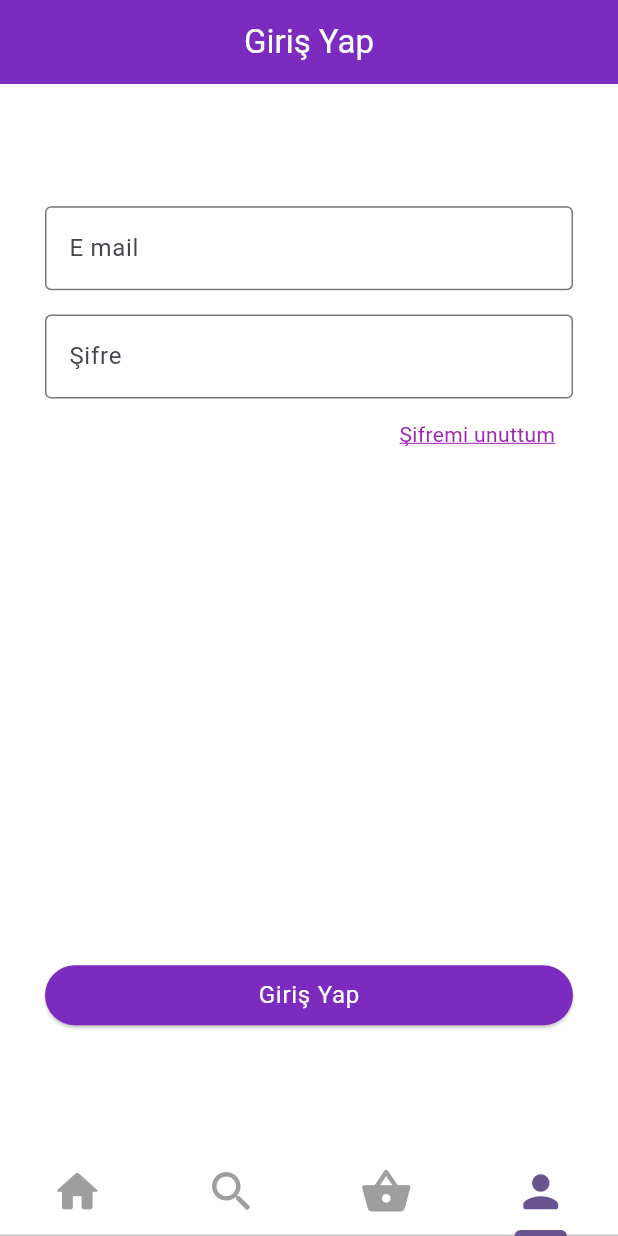
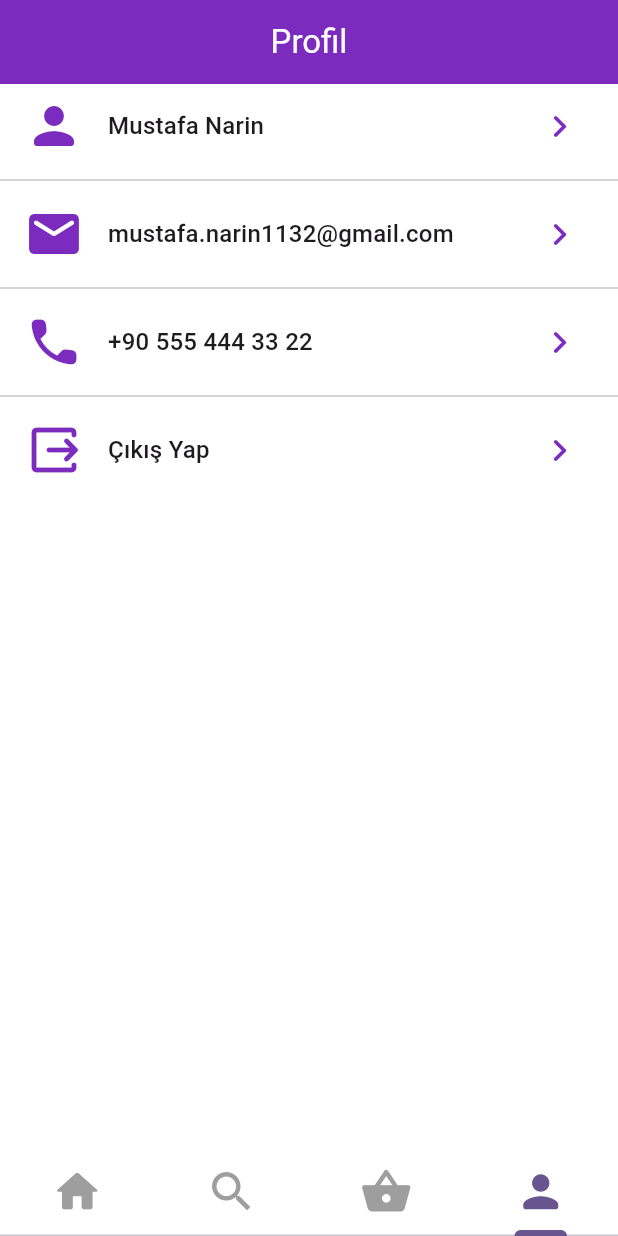
Before and after one commit to lewisVailed/TatlimiGetir, a Flutter app: the screen it shows after launch, item 4 of the bottom bar chosen, on a phone screen of 412 x 824 dp. Run offline on Flutter 3.47's test engine with Material 3 defaults, Android fonts, the phone set to English and light mode, and no system bars; our stand-ins replace another_carousel_pro, google_fonts.

Commit message:
profile page completed

```diff
--- a/Flutter/getir_clone_app/lib/views/category detail_page.dart
+++ b/Flutter/getir_clone_app/lib/views/category detail_page.dart
@@ -26,6 +26,7 @@ class ccategoryDetailStatePage extends State<CategoryDetailPage> {
   @override
   Widget build(BuildContext context) {
     return Scaffold(
+      backgroundColor: Colors.white.withOpacity(0.95),
       appBar: AppBar(
         title: Text(widget.category.name),
         automaticallyImplyLeading: false,
--- a/Flutter/getir_clone_app/lib/views/home_page.dart
+++ b/Flutter/getir_clone_app/lib/views/home_page.dart
@@ -77,6 +77,7 @@ class _HomePageState extends State<HomePage> {
             ),
             Padding(
               padding:    const EdgeInsets.symmetric(horizontal: 10),
+              child: SingleChildScrollView(
                 child: Column(
                   crossAxisAlignment: CrossAxisAlignment.start,
                   children: [
@@ -85,7 +86,7 @@ class _HomePageState extends State<HomePage> {
                       child: Text("Merhaba Mustafa!",style: Theme.of(context).textTheme.titleLarge?.copyWith(color: const Color(0xff5a189a),fontWeight: FontWeight.bold),),
                     ),
                     GridView.builder(
-
+                      physics: const NeverScrollableScrollPhysics(),
                       shrinkWrap: true,
                       gridDelegate:  const SliverGridDelegateWithFixedCrossAxisCount(
                         crossAxisCount: 3,
@@ -114,6 +115,7 @@ class _HomePageState extends State<HomePage> {
                       })
                   ],
                 ),
+              ),
             )
 
           ],
--- /dev/null
+++ b/Flutter/getir_clone_app/lib/views/profile_page.dart
@@ -0,0 +1,50 @@
+import 'package:flutter/material.dart';
+
+class ProfilePage extends StatefulWidget {
+  const ProfilePage({super.key});
+
+  @override
+  State<ProfilePage> createState() => _ProfilePageState();
+}
+
+class _ProfilePageState extends State<ProfilePage> {
+  @override
+  Widget build(BuildContext context) {
+    return Scaffold(
+      appBar: AppBar(
+        title: const Text("Profil"),
+      ),
+      body:  const Column(
+        children: [
+          _ListTile(icon: Icons.person_rounded, titleText: "Mustafa Narin"),
+          Divider(),
+          _ListTile(icon: Icons.email_rounded, titleText: "mustafa.narin1132@gmail.com"),
+          Divider(),
+          _ListTile(icon: Icons.phone_rounded, titleText: "+90 555 444 33 22"),
+          Divider(),
+          _ListTile(icon: Icons.output_rounded, titleText: "Çıkış Yap")
+        ],),
+    );
+  }
+}
+
+class _ListTile extends StatelessWidget {
+  const _ListTile({
+    super.key, required this.icon, required this.titleText, this.onTap,
+  });
+  final IconData icon;
+  final String titleText;
+  final void Function()? onTap;
+  @override
+  Widget build(BuildContext context) {
+    return ListTile(
+      leading: Icon(icon,size: 40,),
+      title:  Text(titleText),
+      titleTextStyle: Theme.of(context).textTheme.titleMedium,
+      trailing: const Icon(Icons.chevron_right_rounded,size: 30,),
+      iconColor: const Color(0xff7b2cbf),
+      onTap: onTap,
+
+      );
+  }
+}
--- a/Flutter/getir_clone_app/lib/views/tab_view.dart
+++ b/Flutter/getir_clone_app/lib/views/tab_view.dart
@@ -6,6 +6,7 @@ import 'package:getir_clone_app/views/basket_page.dart';
 import 'package:getir_clone_app/views/category%20detail_page.dart';
 import 'package:getir_clone_app/views/home_page.dart';
 import 'package:getir_clone_app/views/log_in_page.dart';
+import 'package:getir_clone_app/views/profile_page.dart';
 import 'package:getir_clone_app/views/search_page.dart';
 import 'package:getir_clone_app/views/sign_in_page.dart';
 
@@ -19,7 +20,7 @@ class TabView extends StatefulWidget {
 class _TabViewState extends State<TabView> {
   @override
   Widget build(BuildContext context) {
-    return const DefaultTabController(
+    return  const DefaultTabController(
       length: 4,
       child: Scaffold(
         bottomNavigationBar: BottomAppBar(
@@ -46,7 +47,7 @@ class _TabViewState extends State<TabView> {
             HomePage(),
             SearchPage(),
             BasketPage(),
-            LoginPage()
+            ProfilePage()
           ],),
 
       ),
```
Lines whose indentation alone changed are shown as unchanged.
